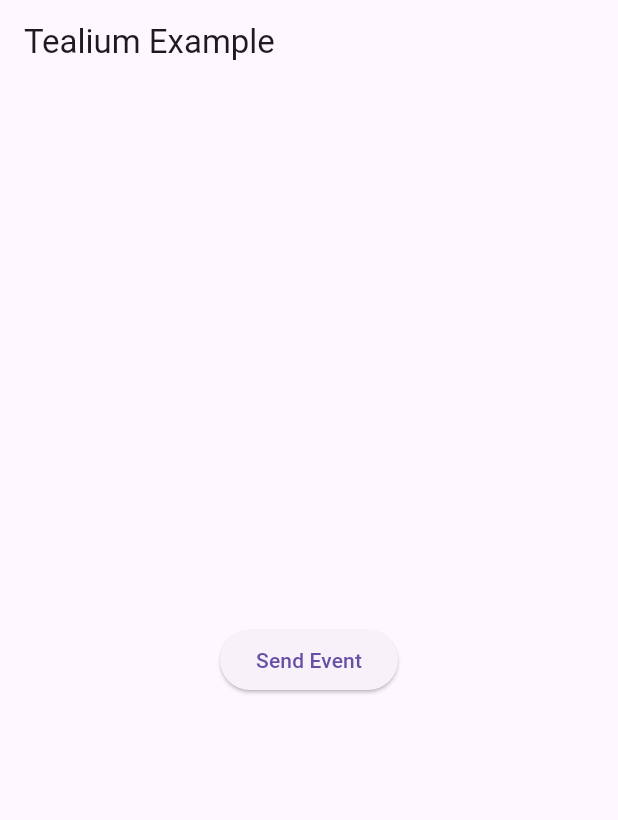
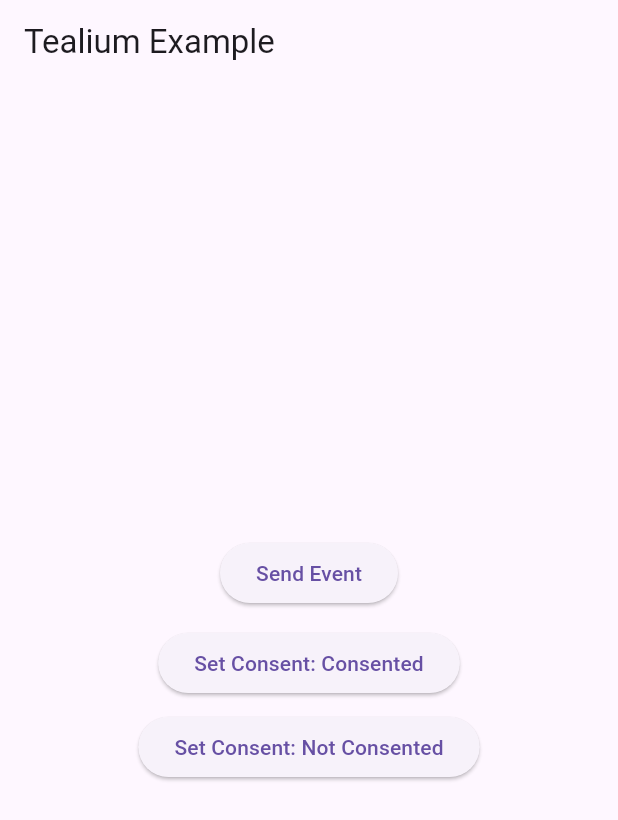
Before and after one commit to tealium-apj/tealium-apj-flutter, a Flutter app: the screen it shows after launch, after a tap on "Send Event", on a phone screen of 412 x 824 dp. Shown: the top 820 px of the screen. Run offline on Flutter 3.47's test engine with Material 3 defaults, Android fonts, the phone set to English and light mode, and no system bars; missing offline and left inert: tealium.

Commit message:
added the consent feature

```diff
--- a/lib/main.dart
+++ b/lib/main.dart
@@ -14,6 +14,9 @@
     // enable QR trace handling so the SDK will honor trace ids from server-side
     // interfaces. Set to `false` if you don't want QR/deep-link trace joining.
     qrTraceEnabled: true,
+    // Enable consent logging and set the consent policy (GDPR/CCPA)
+    consentLoggingEnabled: true,
+    consentPolicy: ConsentPolicy.GDPR,
   );
 
   await Tealium.initialize(config);
@@ -50,14 +53,37 @@
     }));
   }
 
+  void _setConsentConsented() {
+    Tealium.setConsentStatus(ConsentStatus.consented);
+  }
+
+  void _setConsentNotConsented() {
+    Tealium.setConsentStatus(ConsentStatus.notConsented);
+  }
+
   @override
   Widget build(BuildContext context) {
     return Scaffold(
       appBar: AppBar(title: const Text("Tealium Example")),
       body: Center(
-        child: ElevatedButton(
-          onPressed: _sendEvent,
-          child: const Text("Send Event"),
+        child: Column(
+          mainAxisSize: MainAxisSize.min,
+          children: [
+            ElevatedButton(
+              onPressed: _sendEvent,
+              child: const Text("Send Event"),
+            ),
+            const SizedBox(height: 12),
+            ElevatedButton(
+              onPressed: _setConsentConsented,
+              child: const Text("Set Consent: Consented"),
+            ),
+            const SizedBox(height: 8),
+            ElevatedButton(
+              onPressed: _setConsentNotConsented,
+              child: const Text("Set Consent: Not Consented"),
+            ),
+          ],
         ),
       ),
     );
```
